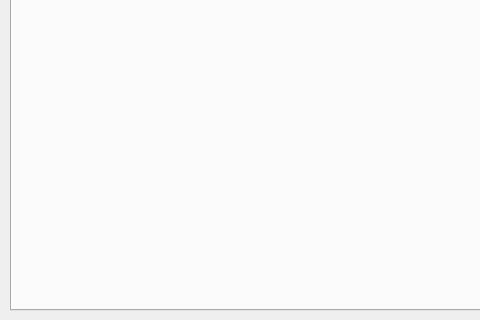
Qt form src/utilwindow.ui (krontech/chronos-cam-app) before a commit; both pictures show x 0 to 480 and y 160 to 480 of the 800 by 480 pixel window.
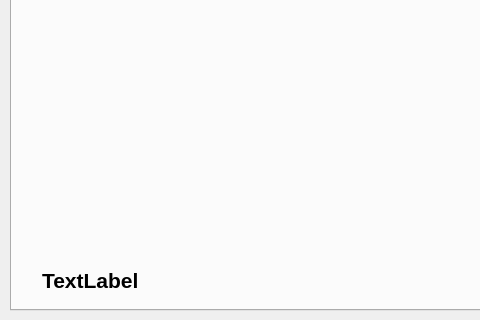
The same form after that commit. The open tabs and pages were chosen to show the change. Custom widgets are drawn as their Qt base class.

Commit message:
Add temperature and battery status to the about tab.
This provides a bit of helpful feedback in case the camera is getting
too hot, which might indicate a problem.

Closes: https://github.com/krontech/chronos-cam-app/issues/153

```diff
--- a/src/utilwindow.ui
+++ b/src/utilwindow.ui
@@ -1301,7 +1301,7 @@
        <x>30</x>
        <y>20</y>
        <width>591</width>
-       <height>431</height>
+       <height>241</height>
       </rect>
      </property>
      <property name="font">
@@ -1336,6 +1336,29 @@
       <string>Close</string>
      </property>
     </widget>
+    <widget class="QLabel" name="lblStatus">
+     <property name="geometry">
+      <rect>
+       <x>30</x>
+       <y>290</y>
+       <width>591</width>
+       <height>151</height>
+      </rect>
+     </property>
+     <property name="font">
+      <font>
+       <pointsize>16</pointsize>
+       <weight>75</weight>
+       <bold>true</bold>
+      </font>
+     </property>
+     <property name="text">
+      <string>TextLabel</string>
+     </property>
+     <property name="alignment">
+      <set>Qt::AlignBottom|Qt::AlignLeading|Qt::AlignLeft</set>
+     </property>
+    </widget>
    </widget>
    <widget class="QWidget" name="tabKickstarter">
     <attribute name="title">
```
The commit also changes 1 other file.
